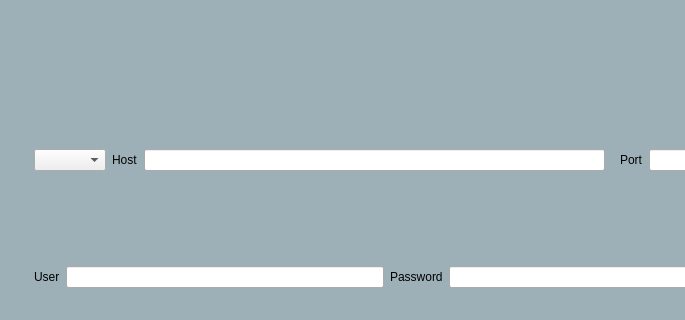
First picture: the form in src/view/ui/login.ui, repository vsokolov00/mqtt-explorer, before the edit; both pictures show x 0 to 685 and y 156 to 476 of the 800 by 600 pixel window.
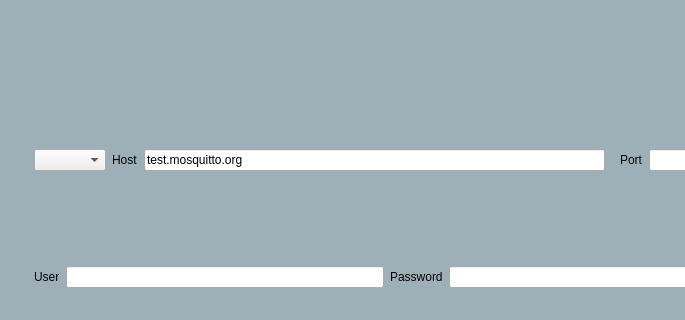
Second picture: the form after the edit. Icons and pictures are not drawn.

What changed in the file:
```diff
--- a/src/view/ui/login.ui
+++ b/src/view/ui/login.ui
@@ -122,7 +122,11 @@
             </widget>
            </item>
            <item>
-            <widget class="QLineEdit" name="host"/>
+            <widget class="QLineEdit" name="host">
+             <property name="text">
+              <string>test.mosquitto.org</string>
+             </property>
+            </widget>
            </item>
            <item>
             <widget class="QWidget" name="horizontalWidget_4" native="true">
```
Left out of the diff: 2 changed lines with no effect on the pictures.
